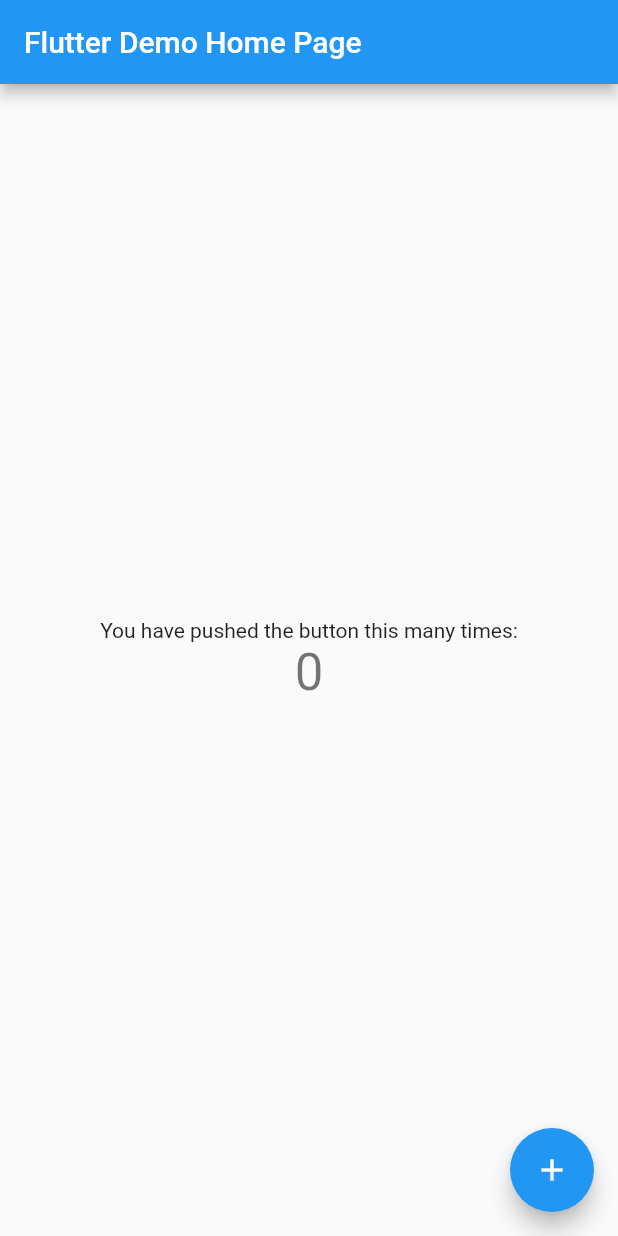
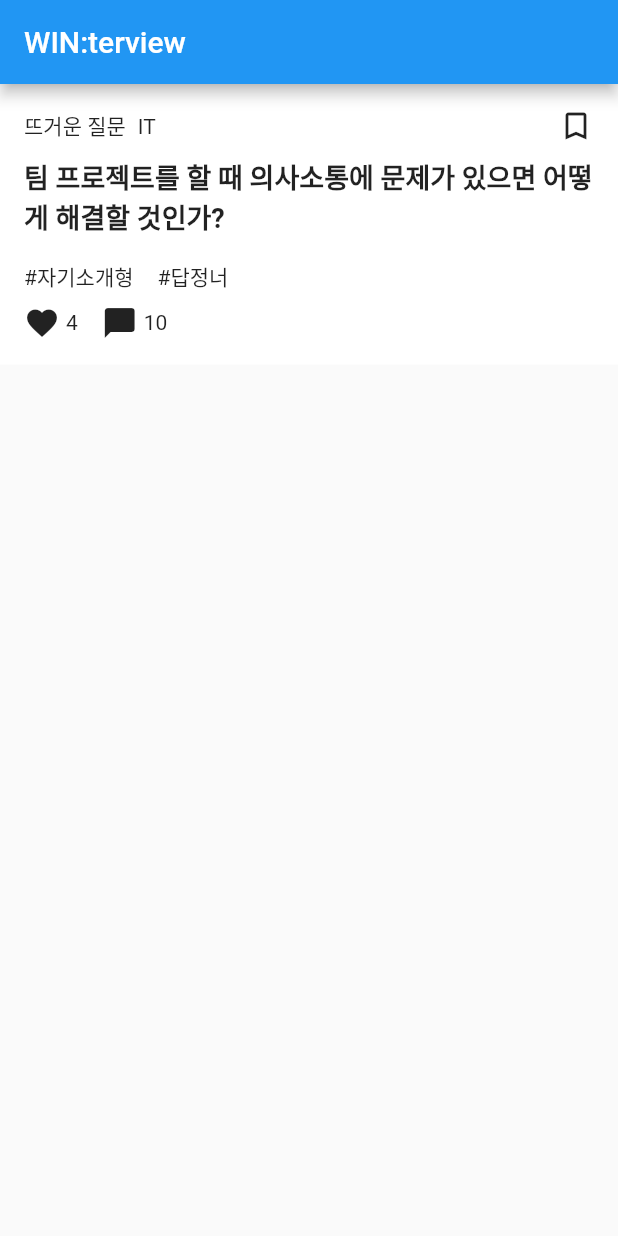
Before and after one commit to jpoh281/winterview, a Flutter app: the screen it shows after launch, on a phone screen of 412 x 824 dp. Run offline on Flutter 3.47's test engine with Material 2 defaults, Android fonts, the phone set to English and light mode, and no system bars.

Commit message:
HomeScreen 추가

```diff
--- a/lib/main.dart
+++ b/lib/main.dart
@@ -5,113 +5,101 @@ void main() {
 }
 
 class MyApp extends StatelessWidget {
-  // This widget is the root of your application.
   @override
   Widget build(BuildContext context) {
     return MaterialApp(
-      title: 'Flutter Demo',
       theme: ThemeData(
-        // This is the theme of your application.
-        //
-        // Try running your application with "flutter run". You'll see the
-        // application has a blue toolbar. Then, without quitting the app, try
-        // changing the primarySwatch below to Colors.green and then invoke
-        // "hot reload" (press "r" in the console where you ran "flutter run",
-        // or simply save your changes to "hot reload" in a Flutter IDE).
-        // Notice that the counter didn't reset back to zero; the application
-        // is not restarted.
         primarySwatch: Colors.blue,
-        // This makes the visual density adapt to the platform that you run
-        // the app on. For desktop platforms, the controls will be smaller and
-        // closer together (more dense) than on mobile platforms.
         visualDensity: VisualDensity.adaptivePlatformDensity,
       ),
-      home: MyHomePage(title: 'Flutter Demo Home Page'),
+      home: HomeScreen(),
     );
   }
 }
 
-class MyHomePage extends StatefulWidget {
-  MyHomePage({Key key, this.title}) : super(key: key);
-
-  // This widget is the home page of your application. It is stateful, meaning
-  // that it has a State object (defined below) that contains fields that affect
-  // how it looks.
-
-  // This class is the configuration for the state. It holds the values (in this
-  // case the title) provided by the parent (in this case the App widget) and
-  // used by the build method of the State. Fields in a Widget subclass are
-  // always marked "final".
-
-  final String title;
-
-  @override
-  _MyHomePageState createState() => _MyHomePageState();
-}
-
-class _MyHomePageState extends State<MyHomePage> {
-  int _counter = 0;
-
-  void _incrementCounter() {
-    setState(() {
-      // This call to setState tells the Flutter framework that something has
-      // changed in this State, which causes it to rerun the build method below
-      // so that the display can reflect the updated values. If we changed
-      // _counter without calling setState(), then the build method would not be
-      // called again, and so nothing would appear to happen.
-      _counter++;
-    });
-  }
+class HomeScreen extends StatelessWidget {
+  const HomeScreen({Key key}) : super(key: key);
 
   @override
   Widget build(BuildContext context) {
-    // This method is rerun every time setState is called, for instance as done
-    // by the _incrementCounter method above.
-    //
-    // The Flutter framework has been optimized to make rerunning build methods
-    // fast, so that you can just rebuild anything that needs updating rather
-    // than having to individually change instances of widgets.
     return Scaffold(
       appBar: AppBar(
-        // Here we take the value from the MyHomePage object that was created by
-        // the App.build method, and use it to set our appbar title.
-        title: Text(widget.title),
+        title: Text("WIN:terview"),
       ),
-      body: Center(
-        // Center is a layout widget. It takes a single child and positions it
-        // in the middle of the parent.
+      body: ListView.separated(
+        itemBuilder: (context, index) {
+          return InterviewCard();
+        },
+        separatorBuilder: (context, index) {
+          return Divider();
+          // return SizedBox(height: 8);
+        },
+        itemCount: 1,
+      ),
+    );
+  }
+}
+
+class InterviewCard extends StatelessWidget {
+  const InterviewCard({Key key}) : super(key: key);
+
+  @override
+  Widget build(BuildContext context) {
+    return Container(
+      color: Colors.white,
+      padding: const EdgeInsets.symmetric(horizontal: 16, vertical: 16),
       child: Column(
-          // Column is also a layout widget. It takes a list of children and
-          // arranges them vertically. By default, it sizes itself to fit its
-          // children horizontally, and tries to be as tall as its parent.
-          //
-          // Invoke "debug painting" (press "p" in the console, choose the
-          // "Toggle Debug Paint" action from the Flutter Inspector in Android
-          // Studio, or the "Toggle Debug Paint" command in Visual Studio Code)
-          // to see the wireframe for each widget.
-          //
-          // Column has various properties to control how it sizes itself and
-          // how it positions its children. Here we use mainAxisAlignment to
-          // center the children vertically; the main axis here is the vertical
-          // axis because Columns are vertical (the cross axis would be
-          // horizontal).
-          mainAxisAlignment: MainAxisAlignment.center,
+        crossAxisAlignment: CrossAxisAlignment.stretch,
         children: <Widget>[
+          Row(
+            children: <Widget>[
+              Text('뜨거운 질문'),
+              SizedBox(width: 8),
+              Text('IT'),
+              Spacer(),
+              Icon(Icons.bookmark_border),
+            ],
+          ),
+          SizedBox(height: 8),
           Text(
-              'You have pushed the button this many times:',
+            '팀 프로젝트를 할 때 의사소통에 문제가 있으면 어떻게 해결할 것인가?',
+            style: TextStyle(
+              fontSize: 18,
+              fontWeight: FontWeight.bold,
             ),
-            Text(
-              '$_counter',
-              style: Theme.of(context).textTheme.headline4,
+          ),
+          SizedBox(height: 16),
+          Wrap(
+            direction: Axis.horizontal,
+            children: <Widget>[
+              Text('#자기소개형'),
+              Text('#답정너'),
+            ],
+            spacing: 16,
+            runSpacing: 16,
+          ),
+          SizedBox(height: 8),
+          Row(
+            children: <Widget>[
+              Row(
+                children: <Widget>[
+                  Icon(Icons.favorite),
+                  SizedBox(width: 4),
+                  Text('4')
+                ],
+              ),
+              SizedBox(width: 16),
+              Row(
+                children: <Widget>[
+                  Icon(Icons.chat_bubble),
+                  SizedBox(width: 4),
+                  Text('10')
+                ],
               ),
             ],
           ),
+        ],
       ),
-      floatingActionButton: FloatingActionButton(
-        onPressed: _incrementCounter,
-        tooltip: 'Increment',
-        child: Icon(Icons.add),
-      ), // This trailing comma makes auto-formatting nicer for build methods.
     );
   }
 }
```
Also changed, not shown: 1 other file. Lines whose indentation alone changed are shown as unchanged.
